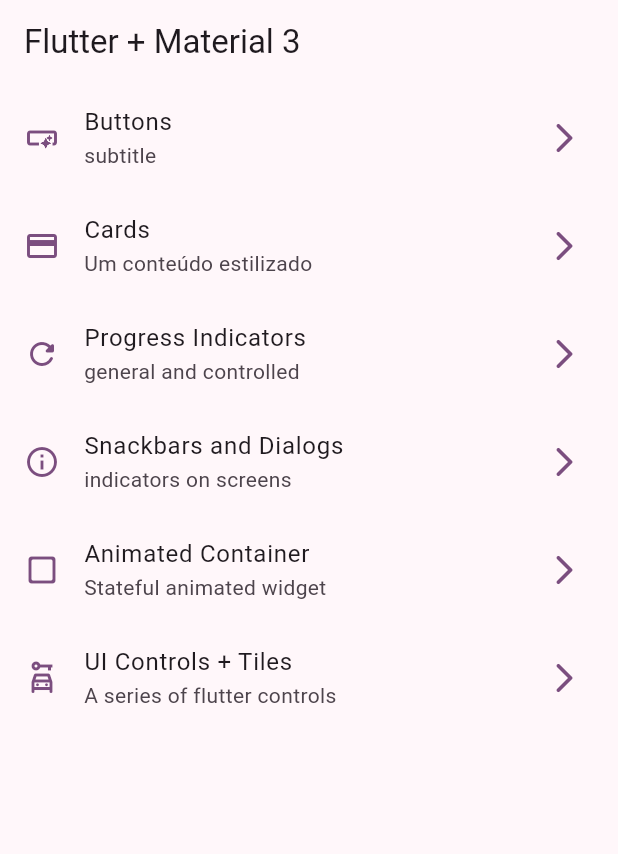
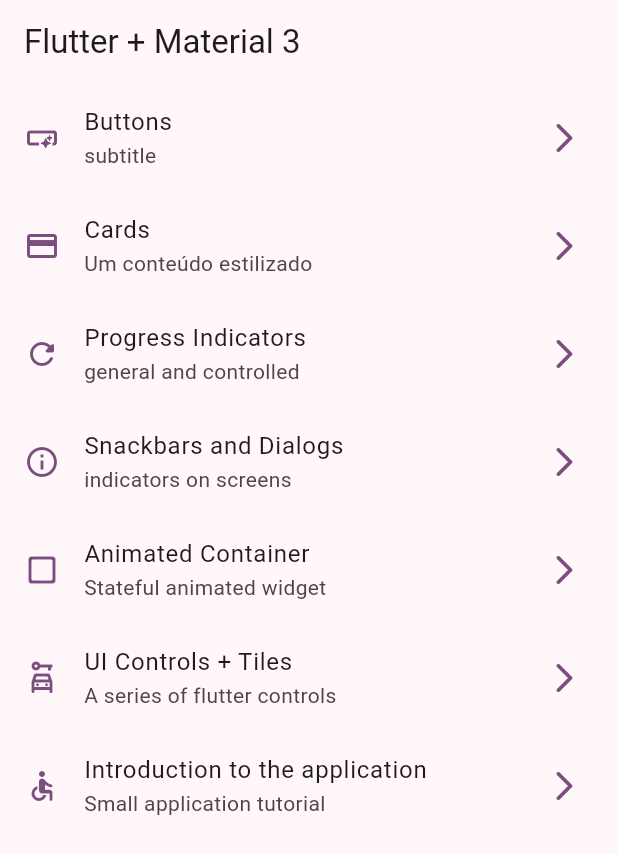
Before and after one commit to Fabricio-Guima/widgets_flutter_app, a Flutter app: the screen it shows after launch, on a phone screen of 412 x 824 dp. Shown: the top 854 px of the screen. Run offline on Flutter 3.47's test engine with Material 3 defaults, Android fonts, the phone set to English and light mode, and no system bars; our stand-ins replace go_router.

Commit message:
tutorial screen

```diff
--- a/lib/config/menu/menu_items.dart
+++ b/lib/config/menu/menu_items.dart
@@ -52,4 +52,10 @@ const appMenuItems = <MenuItem>[
       subTitle: 'A series of flutter controls',
       link: '/ui-controls',
       icon: Icons.car_rental_outlined),
+
+  MenuItem(
+      title: 'Introduction to the application',
+      subTitle: 'Small application tutorial',
+      link: '/tutorial',
+      icon: Icons.accessible_rounded),
 ];
--- a/lib/config/router/app_router.dart
+++ b/lib/config/router/app_router.dart
@@ -47,5 +47,11 @@ final appRouter = GoRouter(
       path: '/ui-controls',
       builder: (context, state) => const UiControlsScreen(),
     ),
+
+    GoRoute(
+      name: AppTutorialScreen.name,
+      path: '/tutorial',
+      builder: (context, state) => const AppTutorialScreen(),
+    ),
   ],
 );
```
Also changed, not shown: assets/images/1.png (added), assets/images/2.png (added), assets/images/3.png (added), assets/images/jar-loading.gif (added).
